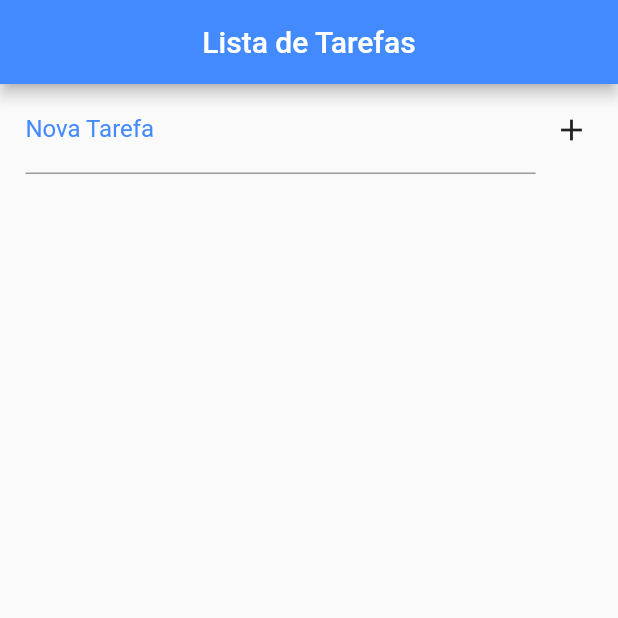
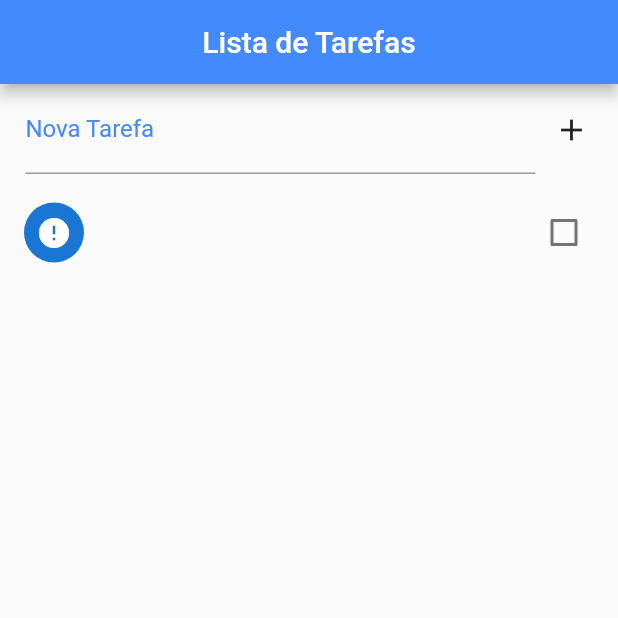
Before and after one commit to lucasaraujonogueira/listTarefas, a Flutter app: the screen it shows after launch, after a tap on the "add" icon, on a phone screen of 412 x 824 dp, the top half of it. Run offline on Flutter 3.47's test engine with Material 2 defaults, Android fonts, the phone set to English and light mode, and no system bars.

Commit message:
saving the elements in the list

```diff
--- a/lista_tarefas/lib/main.dart
+++ b/lista_tarefas/lib/main.dart
@@ -18,8 +18,36 @@ class Home extends StatefulWidget {
 }
 
 class _HomeState extends State<Home> {
+  var _toDoController = TextEditingController();
   // Lista que vai armazenar nossas tarefas
-  final _todoList = [];
+  var _todoList = [];
+  //Ler os dados, metodo sempre que iniciamos a teka[
+  @override
+  void initState() {
+    super.initState();
+    _readData().then((data) {
+      setState(() {
+        _todoList = json.decode(data);
+      });
+    });
+  }
+
+  // adicionando mapa na lista
+  void _addTodo() {
+    setState(() {
+      //acessando texto pelo controlador
+      Map<String, dynamic> newTodo = Map();
+      // colocar o titulo da tarefa
+      newTodo['title'] = _toDoController.text;
+      //Zerando o texto do texto field, assim que o clicar no botão o nome irá ser resetado
+      _toDoController.text = "";
+      //tarefa não concluida
+      newTodo['ok'] = false;
+      //adicionar o newtodo na lista
+      _todoList.add(newTodo);
+      _saveData();
+    });
+  }
 
   @override
   Widget build(BuildContext context) {
@@ -36,17 +64,50 @@ class _HomeState extends State<Home> {
             padding: EdgeInsets.fromLTRB(17, 1, 7, 1),
             child: Row(
               children: <Widget>[
+                // Para dar espaço entre um campo e o outro
                 Expanded(
                   child: //aqyu vamos adicionar o textfield e o botão
                       TextField(
+                    controller: _toDoController,
                     decoration: InputDecoration(
                         labelText: "Nova Tarefa",
                         labelStyle: TextStyle(color: Colors.blueAccent)),
                   ),
                 ),
-                IconButton(icon: Icon(Icons.add), onPressed: () {})
+                IconButton(
+                    icon: Icon(Icons.add),
+                    onPressed:
+                        _addTodo) // Aqui dentro do botão vou chamar a função addTodoList
               ],
             ),
+          ),
+          // Aqui vai vim a lista
+          Expanded(
+            // ListView = Widget que podemos fazer uma lista, Builder = construia lista conforme for rodando ela
+            child: ListView.builder(
+                // Para descolar da linha Nova Tarefa
+                padding: EdgeInsets.only(top: 10.0),
+                // Quantidade de item que vamos ter
+                itemCount: _todoList.length,
+                //index é o elemento que estamos desenhando no momento
+                itemBuilder: (context, index) {
+                  return CheckboxListTile(
+                    title: Text(_todoList[index]["title"]),
+                    value: _todoList[index]["ok"],
+                    // mudando icone para ok (verdinho) desmarcado como error
+                    secondary: CircleAvatar(
+                      child: Icon(
+                          _todoList[index]["ok"] ? Icons.check : Icons.error),
+                    ),
+                    onChanged: (c) {
+                      // se marcamos no ok vamos adicionar como C
+                      setState(() {
+                        _todoList[index]["ok"] = c;
+                      });
+                      _saveData();
+                    },
+                  );
+                }),
           )
         ],
       ),
```
